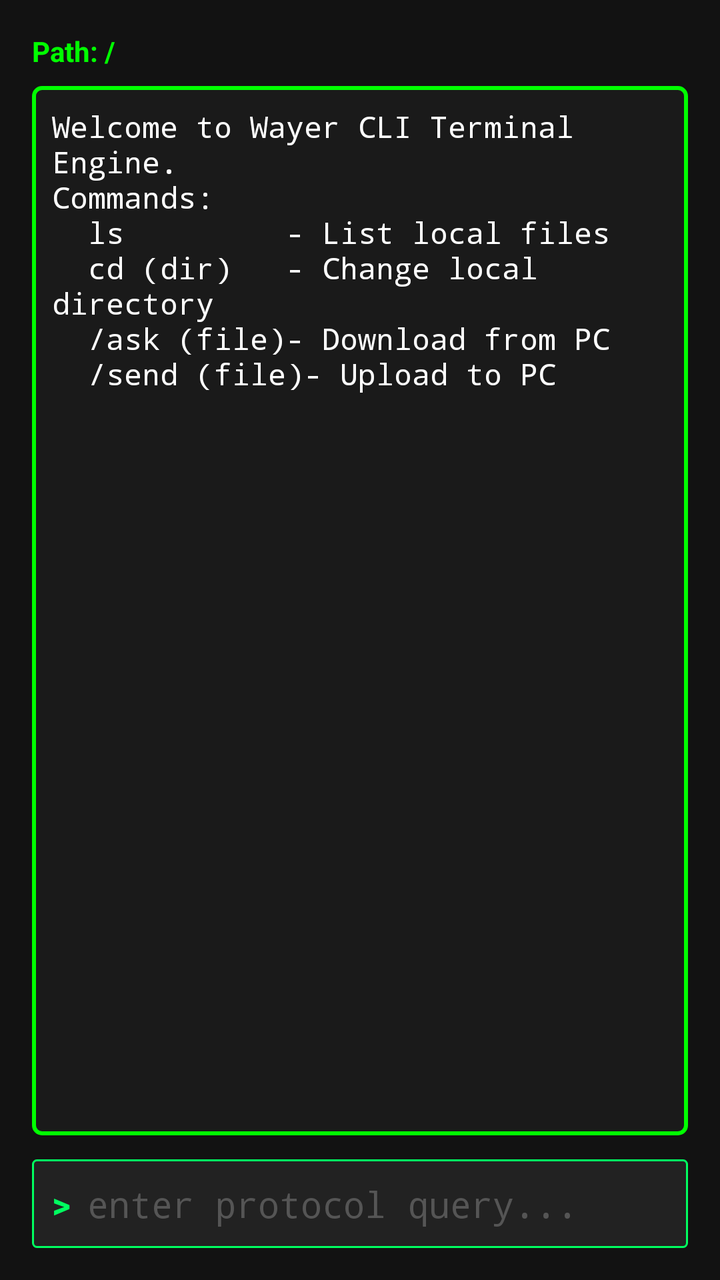
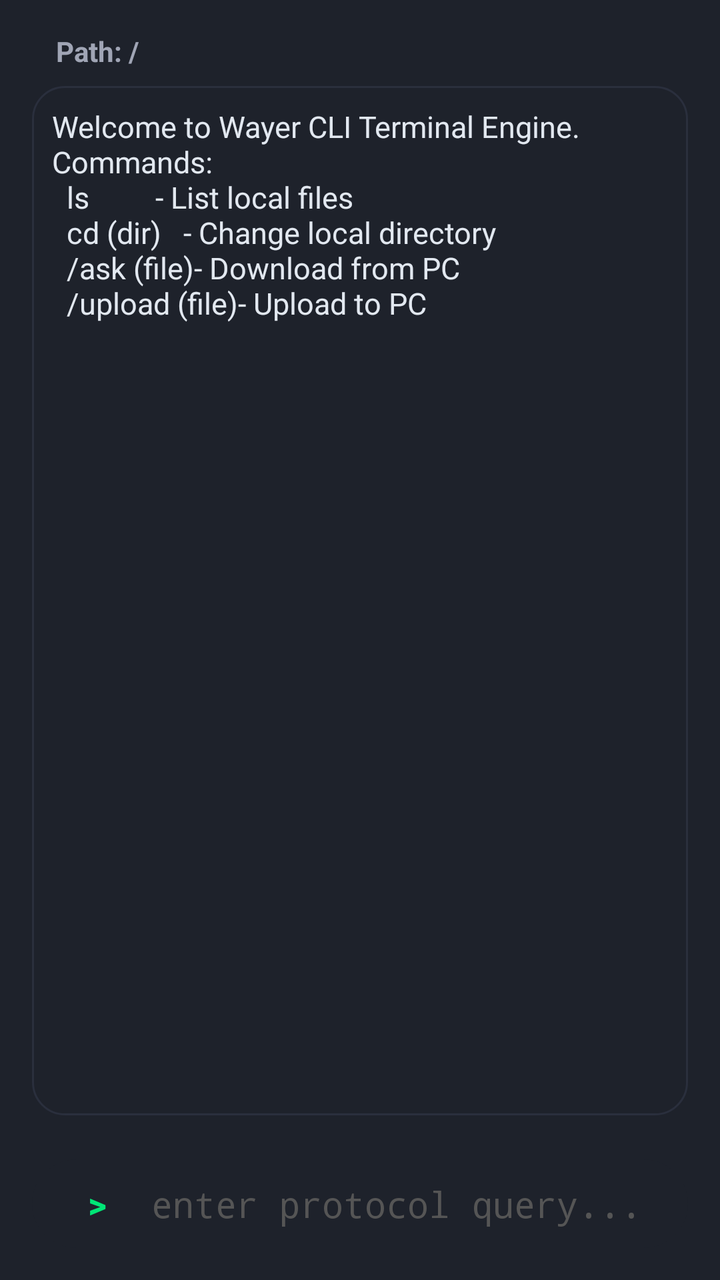

The first picture is an Android layout as it rendered before a commit; the second is the same layout after the commit. The layout source and the unified diff follow.
<!-- AndroidManifest.xml: fallback theme Theme.MaterialComponents.DayNight.NoActionBar -->
<!-- res/layout/activity_main.xml -->
<?xml version="1.0" encoding="utf-8"?>
<LinearLayout xmlns:android="http://schemas.android.com/apk/res/android"
    android:layout_width="match_parent"
    android:layout_height="match_parent"
    android:orientation="vertical"
    android:background="#121212"
    android:padding="16dp">

    
    <TextView
        android:id="@+id/tv_current_path"
        android:layout_width="match_parent"
        android:layout_height="wrap_content"
        android:text="Path: /"
        android:textColor="#00FF00"
        android:textSize="14sp"
        android:textStyle="bold"
        android:layout_marginBottom="8dp" />

    
    <ScrollView
        android:layout_width="match_parent"
        android:layout_height="0dp"
        android:layout_weight="1"
        android:layout_marginBottom="12dp"
        android:padding="10dp"
        android:background="@drawable/terminal_border"
        android:fillViewport="true">

        <TextView
            android:id="@+id/tv_terminal_output"
            android:layout_width="match_parent"
            android:layout_height="wrap_content"
            android:text="Welcome to Wayer CLI Terminal Engine.\nCommands:\n  ls         - List local files\n  cd (dir)   - Change local directory\n  /ask (file)- Download from PC\n  /send (file)- Upload to PC\n\n"
            android:textColor="#FFFFFF"
            android:textSize="15sp"
            android:fontFamily="monospace" />
    </ScrollView>

    
    <LinearLayout
        android:layout_width="match_parent"
        android:layout_height="wrap_content"
        android:orientation="horizontal"
        android:gravity="center_vertical"
        android:background="@drawable/input_field_box"
        android:padding="10dp">

        <TextView
            android:layout_width="wrap_content"
            android:layout_height="wrap_content"
            android:text="&gt; "
            android:textColor="#00FF60"
            android:textSize="18sp"
            android:textStyle="bold"
            android:paddingEnd="4dp"/>

        <EditText
            android:id="@+id/et_command_input"
            android:layout_width="match_parent"
            android:layout_height="wrap_content"
            android:background="@null"
            android:hint="enter protocol query..."
            android:textColorHint="#555555"
            android:textColor="#FFFFFF"
            android:textSize="18sp"
            android:fontFamily="monospace"
            android:inputType="text"
            android:imeOptions="actionDone" />
    </LinearLayout>

</LinearLayout>
<!-- resources referenced by this layout -->
<resources>
  <!-- drawable input_field_box (drawable) -->
  <?xml version="1.0" encoding="utf-8"?>
  <shape xmlns:android="http://schemas.android.com/apk/res/android"
      android:shape="rectangle">
      <solid android:color="#222222" />
      <stroke 
          android:width="1dp" 
          android:color="#00FF60" />
      <corners android:radius="2dp" />
  </shape>
  
  <!-- drawable terminal_border (drawable) -->
  <?xml version="1.0" encoding="utf-8"?>
  <shape xmlns:android="http://schemas.android.com/apk/res/android"
      android:shape="rectangle">
      
      <solid android:color="#1A1A1A" />
      
      
      <stroke 
          android:width="2dp" 
          android:color="#00FF00" />
      
      
      <corners android:radius="4dp" />
  </shape>
</resources>

<!-- the commit's change to res/layout/activity_main.xml (unified diff, before → after) -->
@@ -3,7 +3,7 @@
     android:layout_width="match_parent"
     android:layout_height="match_parent"
     android:orientation="vertical"
-    android:background="#121212"
+    android:background="@drawable/panel_background"
     android:padding="16dp">
 
     
@@ -12,9 +12,10 @@
         android:layout_width="match_parent"
         android:layout_height="wrap_content"
         android:text="Path: /"
-        android:textColor="#00FF00"
+        android:textColor="#A0A5B5"
         android:textSize="14sp"
         android:textStyle="bold"
+        android:layout_marginStart = "12dp"
         android:layout_marginBottom="8dp" />
 
     
@@ -31,10 +32,10 @@
             android:id="@+id/tv_terminal_output"
             android:layout_width="match_parent"
             android:layout_height="wrap_content"
-            android:text="Welcome to Wayer CLI Terminal Engine.\nCommands:\n  ls         - List local files\n  cd (dir)   - Change local directory\n  /ask (file)- Download from PC\n  /send (file)- Upload to PC\n\n"
-            android:textColor="#FFFFFF"
+            android:text="Welcome to Wayer CLI Terminal Engine.\nCommands:\n  ls         - List local files\n  cd (dir)   - Change local directory\n  /ask (file)- Download from PC\n  /upload (file)- Upload to PC\n\n"
+            android:textColor="#E2E8F0"
             android:textSize="15sp"
-            android:fontFamily="monospace" />
+            android:fontFamily="sans-serif" />
     </ScrollView>
 
     
@@ -44,16 +45,18 @@
         android:orientation="horizontal"
         android:gravity="center_vertical"
         android:background="@drawable/input_field_box"
-        android:padding="10dp">
+        android:padding="10dp"
+        android:layout_marginTop = "10dp">
 
         <TextView
             android:layout_width="wrap_content"
             android:layout_height="wrap_content"
             android:text="&gt; "
-            android:textColor="#00FF60"
+            android:textColor="#00E676"
             android:textSize="18sp"
             android:textStyle="bold"
-            android:paddingEnd="4dp"/>
+            android:paddingStart = "18dp"
+            android:paddingEnd="18dp"/>
 
         <EditText
             android:id="@+id/et_command_input"
<!-- resource entries referenced after the edit -->
@@ -4,27 +4,32 @@
   <?xml version="1.0" encoding="utf-8"?>
   <shape xmlns:android="http://schemas.android.com/apk/res/android"
       android:shape="rectangle">
-      <solid android:color="#222222" />
-      <stroke 
-          android:width="1dp" 
-          android:color="#00FF60" />
-      <corners android:radius="2dp" />
+      <solid android:color="#1E222B" />
+      
+      <corners android:radius="28dp" />
   </shape>
   
+  <!-- drawable panel_background (drawable) -->
+  <shape xmlns:android="http://schemas.android.com/apk/res/android">
+      <solid android:color="#1E222B" />
+       <corners android:radius="0dp" />  
+  </shape>
   <!-- drawable terminal_border (drawable) -->
   <?xml version="1.0" encoding="utf-8"?>
   <shape xmlns:android="http://schemas.android.com/apk/res/android"
       android:shape="rectangle">
       
-      <solid android:color="#1A1A1A" />
+      <solid android:color="#1E222B" />
       
       
       <stroke 
-          android:width="2dp" 
-          android:color="#00FF00" />
+          android:width="1dp" 
+          android:color="#2A2F3D" />
       
       
-      <corners android:radius="4dp" />
+      <corners android:radius="16dp" />
+  
+      
   </shape>
 </resources>
 
